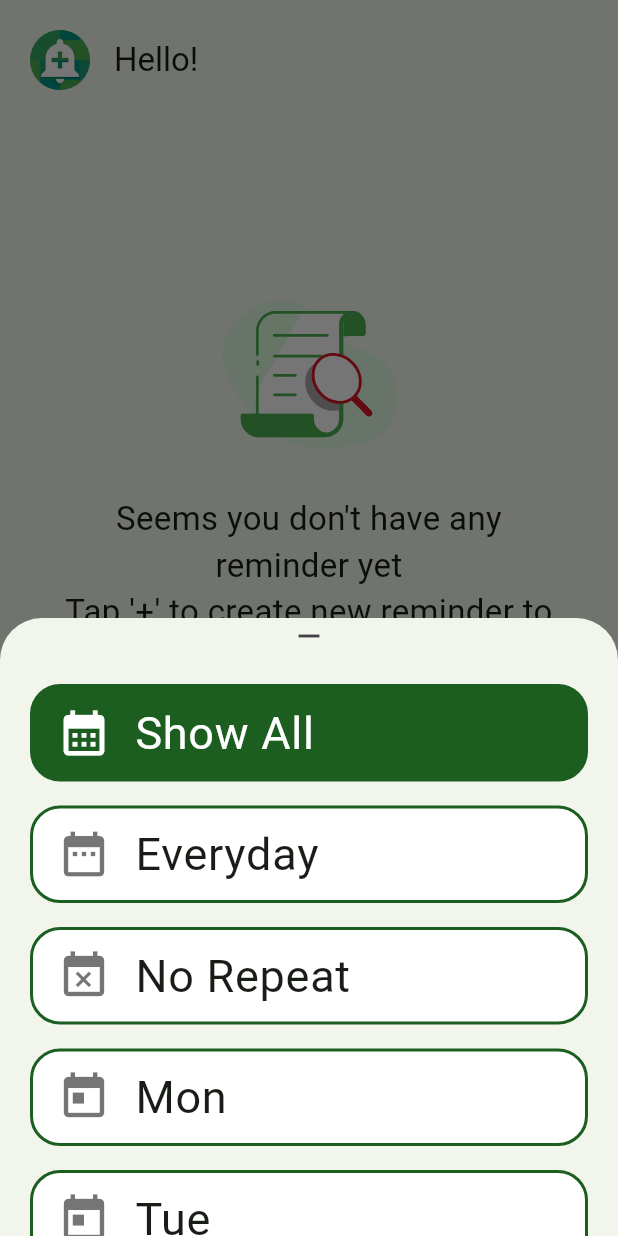
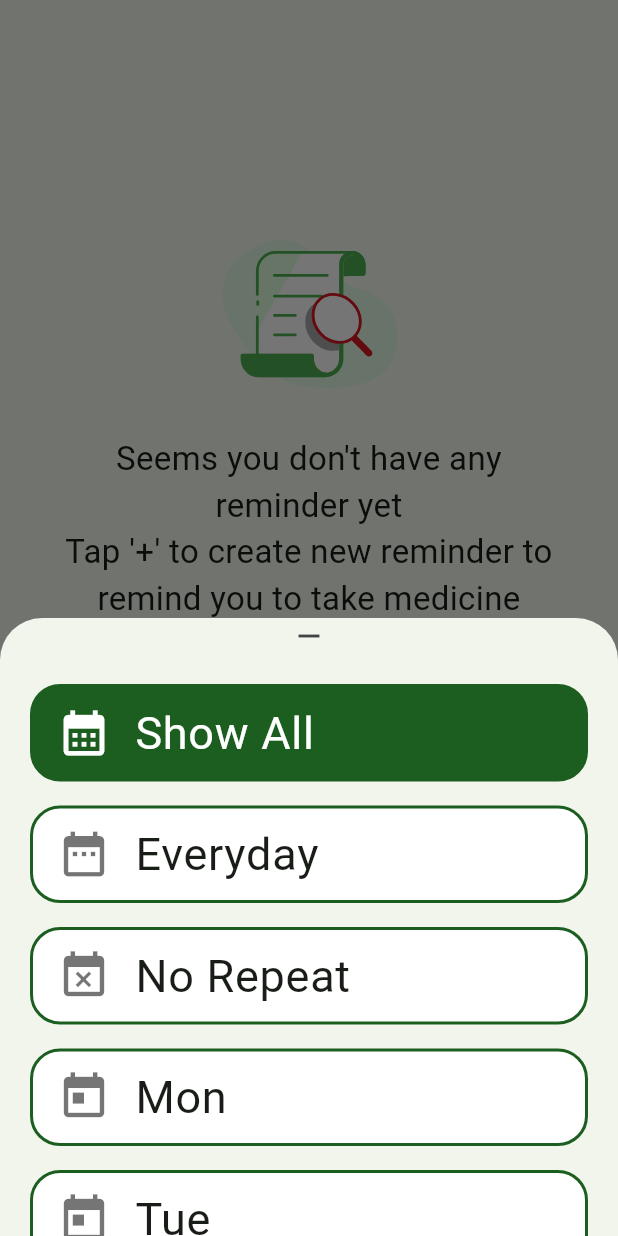
Before and after one commit to librajackyty/ESoundReminder, a Flutter app: the HomePage screen opened by its route, after a tap on "Show All", on a phone screen of 412 x 824 dp. Run offline on Flutter 3.47's test engine with Material 2 defaults, Android fonts, the phone set to English and light mode, and no system bars; our stand-ins replace flutter_animation_progress_bar, flutter_local_notifications, flutter_native_timezone, hive, hive_flutter, lottie and 4 more; missing offline and left inert: day_night_time_picker; accounts and stored records are empty; project files that could hold a hidden picture were left out.

Commit message:
[0.9.8] Fixing text scale: Update custom app bar

```diff
--- a/lib/screens/home.dart
+++ b/lib/screens/home.dart
@@ -1,22 +1,16 @@
 import 'package:e_sound_reminder_app/models/language.dart';
-import 'package:e_sound_reminder_app/widgets/custom_card.dart';
-import 'package:e_sound_reminder_app/widgets/custom_text_normal.dart';
 import 'package:e_sound_reminder_app/widgets/custom_text_small.dart';
 import 'package:e_sound_reminder_app/widgets/custom_text_small_ex.dart';
 import 'package:flutter/material.dart';
 import 'package:lottie/lottie.dart';
 import 'package:provider/provider.dart';
-import '../models/reminder.dart';
 import '../models/reminder_screen_arg.dart';
 import '../providers/reminders/reminders_provider.dart';
-import '../providers/reminders/reminders_state.dart';
 import '../utils/assetslink.dart';
 import '../utils/constants.dart' as constants;
 import '../utils/constants.dart';
 import '../utils/feedback.dart';
-import '../utils/formatter.dart';
 import '../widgets/custom_list_item.dart';
-import '../widgets/custom_scroll_bar.dart';
 import '../widgets/reminder_card.dart';
 
 class HomePage extends StatefulWidget {
@@ -132,20 +126,6 @@ class _HomePageState extends State<HomePage> with TickerProviderStateMixin {
   @override
   Widget build(BuildContext context) {
     return Scaffold(
-        appBar: AppBar(
-          toolbarHeight: 80,
-          leadingWidth: 68,
-          leading: Container(
-            margin: EdgeInsets.only(left: safeAreaPaddingAll, right: 8),
-            child: Image(
-                width: 40,
-                height: 40,
-                image: AssetImage(assetslinkImages('app_icon_512_rounded'))),
-          ),
-          title: createAppBarTxt(),
-          titleSpacing: 8,
-          centerTitle: false,
-        ),
         extendBody: true,
         body: SafeArea(
           child: Padding(
@@ -256,6 +236,7 @@ class _HomePageState extends State<HomePage> with TickerProviderStateMixin {
                 padding: const EdgeInsets.only(
                     left: listviewPaddingAll, right: listviewPaddingAll),
                 child: Column(children: [
+                  createAppBar(),
                   Expanded(
                     child: ListView.builder(
                       shrinkWrap: true,
@@ -308,6 +289,15 @@ class _HomePageState extends State<HomePage> with TickerProviderStateMixin {
         ));
   }
 
+  Widget createAppBar() {
+    return Container(
+      padding: EdgeInsets.symmetric(horizontal: elementMPadding),
+      child: Column(
+        children: [createAppBarTxt(), const Divider()],
+      ),
+    );
+  }
+
   Widget createAppBarTxt() {
     final model = context.read<ReminderModel>();
     if (model.remindersIntial != null && model.remindersIntial!.isNotEmpty) {
@@ -320,12 +310,12 @@ class _HomePageState extends State<HomePage> with TickerProviderStateMixin {
           ],
         );
       }
-      return Text(
-        "${Language.of(context)!.t("home_greeting")}\n${Language.of(context)!.t("home_list_msg")}",
-        maxLines: 2,
+      return CusExSText(
+        "${Language.of(context)!.t("home_greeting")} ${Language.of(context)!.t("home_list_msg")}",
+        textAlign: TextAlign.start,
       );
     }
-    return Text(
+    return CusExSText(
       Language.of(context)!.t("home_greeting"),
       textAlign: TextAlign.start,
     );
--- a/pubspec.yaml
+++ b/pubspec.yaml
@@ -3,7 +3,7 @@ description: Flutter project of smart reminder mobile app for elderly people
 
 publish_to: 'none' # Remove this line if you wish to publish to pub.dev
 
-version: 0.9.7+1
+version: 0.9.8+1
 
 environment:
   sdk: '>=2.18.4 <3.0.0'
```
